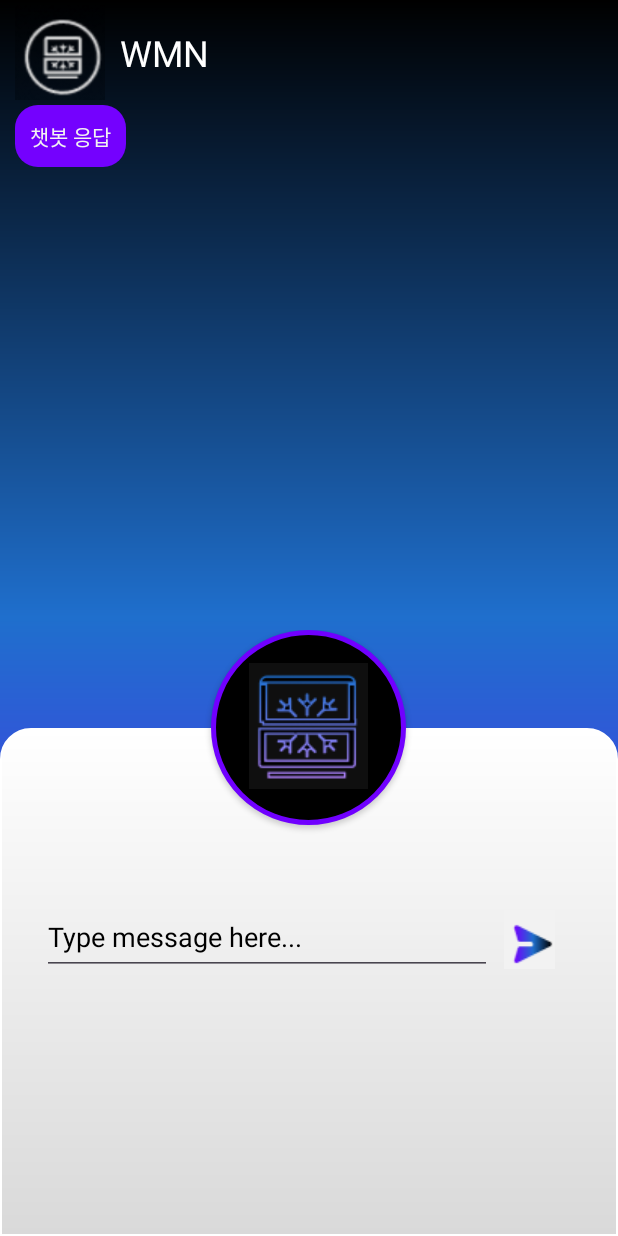
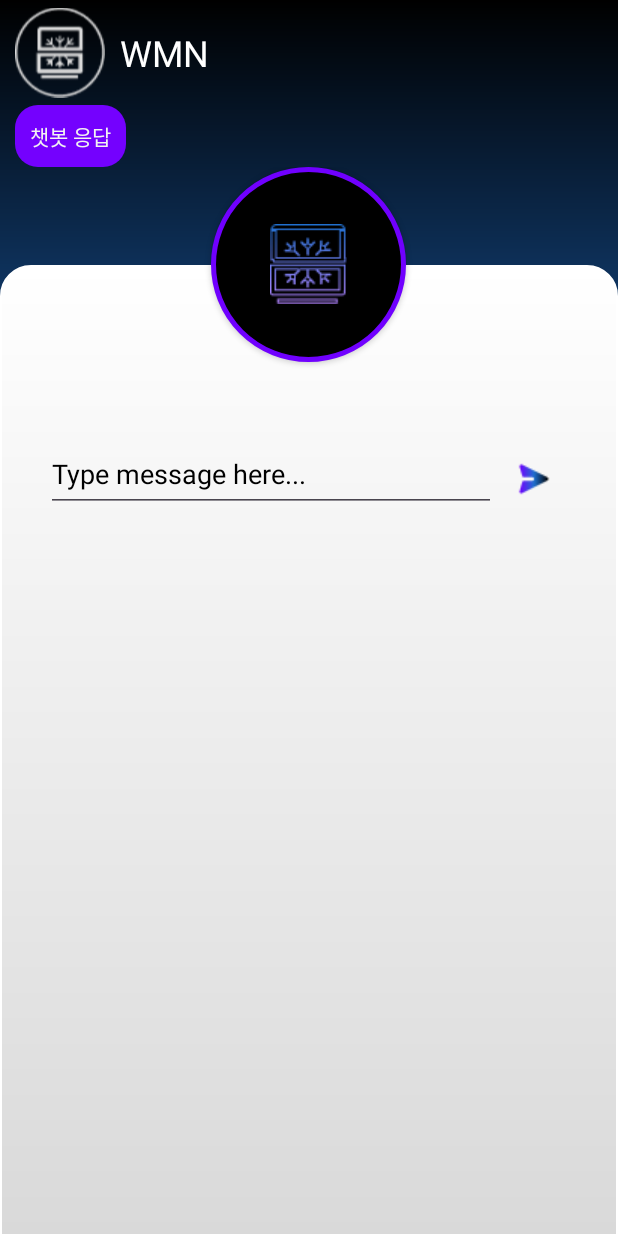
Before and after one commit to TeamDanSok/WMNClient-Android-, an Android app: the ChatActivity screen opened directly, with no data from a screen before it, on a phone screen of 412 x 824 dp. Run offline under Robolectric (Android 15) with nearby library versions, the light colour scheme and no system bars; 1 statement that could not run was skipped.

Commit message:
android layout vector 로고 이미지 수정

```diff
--- a/app/src/main/java/com/example/wmn/StartActivity.kt
+++ b/app/src/main/java/com/example/wmn/StartActivity.kt
@@ -19,5 +19,9 @@ class StartActivity : AppCompatActivity() {
             val intent = Intent(this@StartActivity, MainActivity::class.java)
             startActivity(intent)
         }
+        binding.textView2.setOnClickListener {
+            val intent = Intent(this@StartActivity, MainActivity::class.java)
+            startActivity(intent)
+        }
     }
 }
--- a/app/src/main/res/layout/activity_chat.xml
+++ b/app/src/main/res/layout/activity_chat.xml
@@ -27,15 +27,12 @@
             android:textColor="@color/white"
             android:text="WMN" />
     </LinearLayout>
-    <ScrollView
+    <androidx.recyclerview.widget.RecyclerView
+        android:id="@+id/recycler_messages"
+        android:layout_gravity="center"
         android:layout_width="match_parent"
-        android:layout_height="350dp">
-        <androidx.recyclerview.widget.RecyclerView
-            android:id="@+id/recycler_messages"
-            android:layout_width="match_parent"
-            android:layout_height="wrap_content"
-            />
-    </ScrollView>
+        android:layout_height="wrap_content" />
+
     <FrameLayout
         android:layout_width="match_parent"
         android:layout_height="match_parent">
@@ -56,10 +53,11 @@
                 android:layout_gravity="center_horizontal"
                 android:background="@drawable/micbutton"
                 android:drawableTop="@drawable/biglogo"
-                android:padding="22dp" />
+                android:padding="38dp" />
             <LinearLayout
                 android:layout_width="wrap_content"
                 android:layout_height="wrap_content"
+                android:gravity="center_vertical"
                 android:layout_gravity="center_horizontal"
                 android:layout_marginTop="50dp"
                 android:orientation="horizontal">
@@ -70,11 +68,11 @@
                     android:hint="Type message here..."
                     android:inputType="text"
                     android:textColorHint="@color/black" />
+
                 <Button
                     android:id="@+id/chatSendButton"
                     android:layout_width="50dp"
                     android:layout_height="50dp"
-                    android:layout_marginEnd="5dp"
                     android:background="#00000000"
                     android:drawableBottom="@drawable/send" />
             </LinearLayout>
--- a/app/src/main/res/layout/activity_main.xml
+++ b/app/src/main/res/layout/activity_main.xml
@@ -66,12 +66,13 @@
                 android:layout_gravity="center_horizontal"
                 android:background="@drawable/micbutton"
                 android:drawableTop="@drawable/biglogo"
-                android:padding="22dp" />
+                android:padding="38dp" />
 
 
             <LinearLayout
                 android:layout_width="wrap_content"
                 android:layout_height="wrap_content"
+                android:gravity="center_vertical"
                 android:layout_gravity="center_horizontal"
                 android:layout_marginTop="50dp"
                 android:orientation="horizontal">
@@ -88,7 +89,6 @@
                     android:id="@+id/sendButton"
                     android:layout_width="50dp"
                     android:layout_height="50dp"
-                    android:layout_marginEnd="5dp"
                     android:background="#00000000"
                     android:drawableBottom="@drawable/send" />
 
--- a/app/src/main/res/layout/activity_start.xml
+++ b/app/src/main/res/layout/activity_start.xml
@@ -58,7 +58,7 @@
         android:background="@drawable/micbutton"
         android:contentDescription="@android:string/VideoView_error_button"
         android:drawableTop="@drawable/biglogo"
-        android:padding="22dp"
+        android:padding="38dp"
         app:layout_constraintEnd_toEndOf="parent"
         app:layout_constraintStart_toStartOf="parent"
         app:layout_constraintTop_toBottomOf="@+id/textView2" />
```
Also changed, not shown: app/src/main/res/drawable-v24/biglogo.png (added), app/src/main/res/drawable-v24/logo.png (added), app/src/main/res/drawable-v24/send.png (added), app/src/main/res/drawable/biglogo.png (deleted), app/src/main/res/drawable/logo.png (deleted), app/src/main/res/drawable/send.png (deleted).
